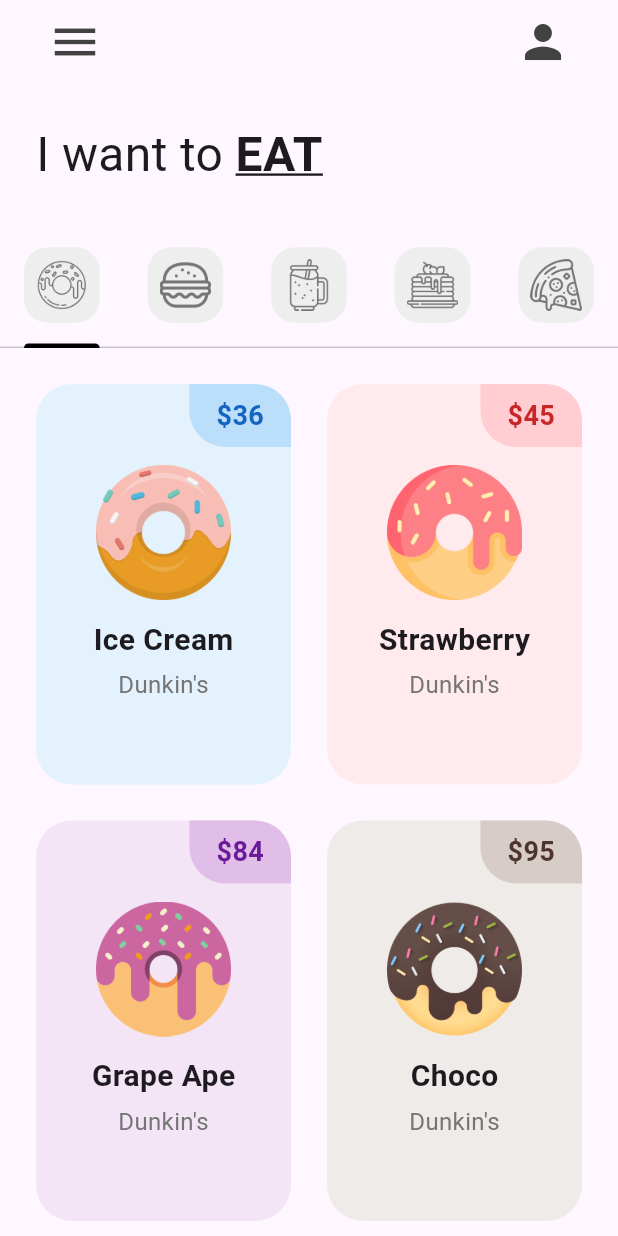
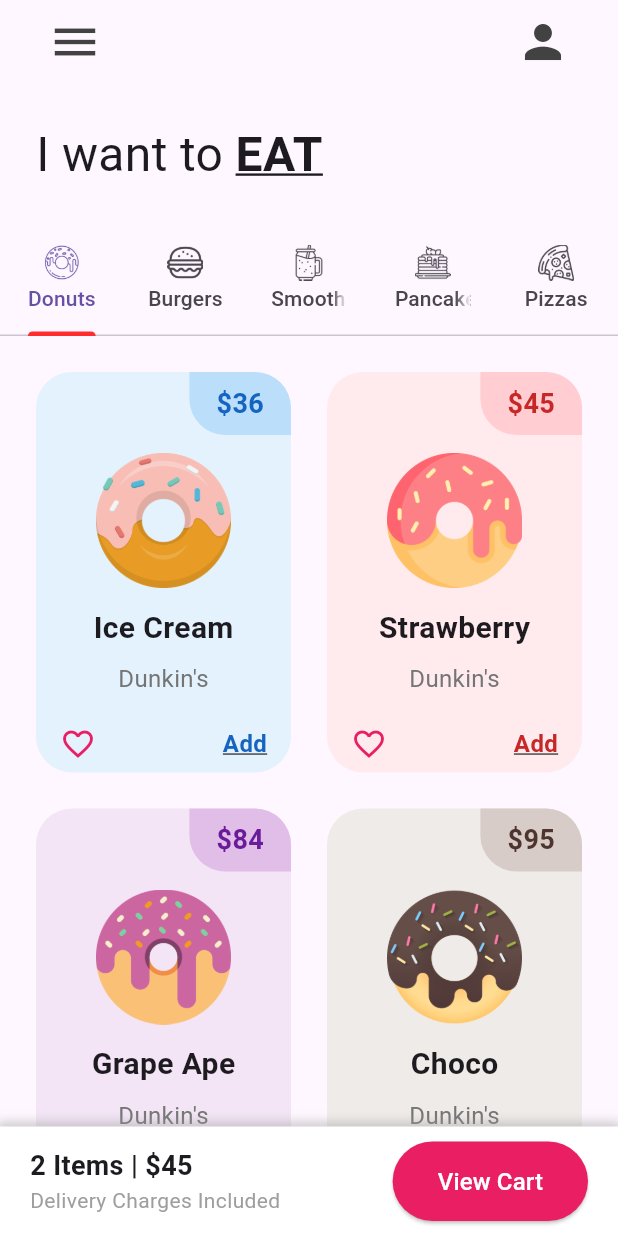
Before and after one commit to Luisasio/reto1_donut_app_luis_ake, a Flutter app: the screen it shows after launch, on a phone screen of 412 x 824 dp. Run offline on Flutter 3.47's test engine with Material 3 defaults, Android fonts, the light colour scheme and no system bars.

Commit message:
cierre_practica1

```diff
--- a/lib/main.dart
+++ b/lib/main.dart
@@ -4,6 +4,7 @@
 
 void main() {
   runApp(const MainApp());
+
 }
 
 class MainApp extends StatelessWidget {
@@ -12,8 +13,9 @@
   @override
   Widget build(BuildContext context) {
     return  MaterialApp(
+      debugShowCheckedModeBanner: false,
       home: const HomePage(),
-      theme: ThemeData(tabBarTheme: const TabBarTheme(indicatorColor: Colors.black)),
+      theme: ThemeData(tabBarTheme: const TabBarTheme(indicatorColor: Color.fromARGB(255, 255, 46, 46))),
     );
   }
 }
--- a/lib/pages/home_page.dart
+++ b/lib/pages/home_page.dart
@@ -1,5 +1,4 @@
 import 'package:flutter/material.dart';
-import 'package:reto1_donut_app_luis_ake/utils/my_tab.dart';
 
 import '../tab/burger_tab.dart';
 import '../tab/donut_tab.dart';
@@ -15,67 +14,171 @@
 }
 
 class _HomePageState extends State<HomePage> {
+  List<Tab> myTabs = [
+    // Donut tab
+    const Tab(
+      icon: ImageIcon(AssetImage('lib/icons/donut.png')),
+      text: 'Donuts', // Nombre del tab
+    ),
 
-  List<Widget> myTabs = [
-    //donut
-    const MyTab(iconPath: 'lib/icons/donut.png',),
-    //burger tab
-    const MyTab(iconPath: 'lib/icons/burger.png',),
-    //smoothie tab
-    const MyTab(iconPath: 'lib/icons/smoothie.png',),
-    //pancake tab
-    const MyTab(iconPath: 'lib/icons/pancakes.png',),
-    //pizza tab
-    const MyTab(iconPath: 'lib/icons/pizza.png',),
+    // Burger tab
+    const Tab(
+      icon: ImageIcon(AssetImage('lib/icons/burger.png')),
+      text: 'Burgers', // Nombre del tab
+    ),
+
+    // Smoothie tab
+    const Tab(
+      icon: ImageIcon(AssetImage('lib/icons/smoothie.png')),
+      text: 'Smoothies', // Nombre del tab
+    ),
+
+    // Pancake tab
+    const Tab(
+      icon: ImageIcon(AssetImage('lib/icons/pancakes.png')),
+      text: 'Pancakes', // Nombre del tab
+    ),
+
+    // Pizza tab
+    const Tab(
+      icon: ImageIcon(AssetImage('lib/icons/pizza.png')),
+      text: 'Pizzas', // Nombre del tab
+),
 ];
+
   @override
   Widget build(BuildContext context) {
-    return  DefaultTabController(
+    return DefaultTabController(
       length: myTabs.length,
       child: Scaffold(
         appBar: AppBar(
           backgroundColor: Colors.transparent,
           leading: Padding(
             padding: const EdgeInsets.only(left: 24.0),
-            child: IconButton(icon: Icon(Icons.menu, color: Colors.grey[800], size: 36,), onPressed: () { print('boton de menu'); },),
+            child: IconButton(
+              icon: Icon(Icons.menu, color: Colors.grey[800], size: 36),
+              onPressed: () {
+                print('boton de menu');
+              },
             ),
-          actions: [Padding(
-            padding: const EdgeInsets.only(right:24.0),
-            child: IconButton(icon: Icon(Icons.person,color: Colors.grey[800], size: 36,), onPressed: () { print('boton de usuario'); },),
-          )],
           ),
-        body:  Column(children: [
-          //texto I want to eat
+          actions: [
+            Padding(
+              padding: const EdgeInsets.only(right: 24.0),
+              child: IconButton(
+                icon: Icon(Icons.person, color: Colors.grey[800], size: 36),
+                onPressed: () {
+                  print('boton de usuario');
+                },
+              ),
+            ),
+          ],
+        ),
+        body: Column(
+          children: [
+            // Texto "I want to eat"
             const Padding(
-            padding: EdgeInsets.all( 24.0),
+              padding: EdgeInsets.all(24.0),
               child: Row(
                 children: [
-                Text('I want to ',style: TextStyle(fontSize: 32),),
-                Text('EAT',style: TextStyle(
+                  Text('I want to ', style: TextStyle(fontSize: 32)),
+                  Text(
+                    'EAT',
+                    style: TextStyle(
                       fontSize: 32,
                       fontWeight: FontWeight.bold,
-                  decoration: TextDecoration.underline),),
+                      decoration: TextDecoration.underline,
+                    ),
+                  ),
                 ],
               ),
             ),
-          //tap bar
+            // Tab bar
             TabBar(tabs: myTabs),
-          //tap bar view
-          Expanded(child: TabBarView(children: [
-            //Donut
+            // Tab bar view
+            Expanded(
+              child: TabBarView(
+                children: [
+                  // Donut
                   DonutTab(),
-            //Burger tab
+                  // Burger tab
                   BurgerTab(),
-            //Smoothie tab
+                  // Smoothie tab
                   SmoothieTab(),
-            //Pancake tab
+                  // Pancake tab
                   PancakeTab(),
-            //Pizza tab
+                  // Pizza tab
                   PizzaTab(),
-          ]),)
-          //Carrito
-        ],),
+                ],
+              ),
+            ),
+            // Carrito
+            Container(
+              padding: const EdgeInsets.symmetric(horizontal: 20, vertical: 10),
+              decoration: BoxDecoration(
+                color: Colors.white,
+                boxShadow: [
+                  BoxShadow(
+                    color: Colors.grey.withOpacity(0.5),
+                    spreadRadius: 2,
+                    blurRadius: 5,
+                    offset: const Offset(0, -1), // Sombra hacia arriba
+                  ),
+                ],
+              ),
+              child: Row(
+                mainAxisAlignment: MainAxisAlignment.spaceBetween,
+                children: [
+                  const Column(
+                    crossAxisAlignment: CrossAxisAlignment.start,
+                    children: [
+                      Text(
+                        '2 Items | \$45',
+                        style: TextStyle(
+                          fontSize: 18,
+                          fontWeight: FontWeight.bold,
+                        ),
+                      ),
+                      Text(
+                        'Delivery Charges Included',
+                        style: TextStyle(
+                          color: Colors.grey,
+                        ),
+                      ),
+                    ],
+                  ),
+                  ElevatedButton(
+                    onPressed: () {
+                      // Acción del botón View Cart
+                      print('Ver carrito');
+                    },
+                    style: ElevatedButton.styleFrom(
+                      backgroundColor: Colors.pink, // Color del botón
+                      padding: const EdgeInsets.symmetric(horizontal: 30, vertical: 15),
+                    ),
+                    child: const Text(
+                      'View Cart',
+                      style: TextStyle(
+                        color: Colors.white,
+                        fontSize: 16,
+                      ),
+                    ),
+                  ),
+                ],
+              ),
+            ),
+          ],
+        ),
       ),
     );
   }
 }
+
+void main() {
+  runApp(
+    const MaterialApp(
+      debugShowCheckedModeBanner: false,
+      home: HomePage(),
+    ),
+  );
+}
--- a/lib/tab/donut_tab.dart
+++ b/lib/tab/donut_tab.dart
@@ -7,6 +7,10 @@
   //List of donuts
   final List donutsOnSale =[
     // [donutFlavor, donutPrice,donutColor, imageName]
+    ["Ice Cream", "36", Colors.blue,"lib/images/icecream_donut.png"],
+    ["Strawberry", "45", Colors.red,"lib/images/strawberry_donut.png"],
+    ["Grape Ape", "84", Colors.purple,"lib/images/grape_donut.png"],
+    ["Choco", "95", Colors.brown,"lib/images/chocolate_donut.png"],
     ["Ice Cream", "36", Colors.blue,"lib/images/icecream_donut.png"],
     ["Strawberry", "45", Colors.red,"lib/images/strawberry_donut.png"],
     ["Grape Ape", "84", Colors.purple,"lib/images/grape_donut.png"],
--- a/lib/utils/donut_tile.dart
+++ b/lib/utils/donut_tile.dart
@@ -68,6 +68,9 @@
                 ),
               ),
             ),
+            const SizedBox(
+              height: 4, // Un espacio en blanco
+            ),
             // Texto "Dunkin's" debajo del sabor
             Padding(
               padding: const EdgeInsets.only(bottom: 12), // Opcionalmente agrega espacio extra si deseas
@@ -79,6 +82,29 @@
                 ),
               ),
             ),
+            // Ícono de corazón y botón "Add"
+            Padding(
+              padding: const EdgeInsets.symmetric(horizontal: 16, vertical: 8), // Espacio a los lados
+              child: Row(
+                mainAxisAlignment: MainAxisAlignment.spaceBetween,
+                children: [
+                  const Icon(
+                    Icons.favorite_border,
+                    size: 24,
+                    color: Colors.pink, // Color opcional
+                  ),
+                  Text(
+                    'Add',
+                    style: TextStyle(
+                      fontSize: 16,
+                      fontWeight: FontWeight.bold,
+                      color: donutColor[800],
+                      decoration: TextDecoration.underline, // Subrayado en el texto
+                    ),
+                  ),
+                ],
+              ),
+            ),
           ],
         ),
       ),
--- a/lib/utils/my_tab.dart
+++ b/lib/utils/my_tab.dart
@@ -3,7 +3,7 @@
 class MyTab extends StatelessWidget {
 
   final String iconPath;
-  const MyTab({super.key, required this.iconPath});
+  const MyTab({super.key, required this.iconPath, required String label});
 
   @override
   Widget build(BuildContext context) {
```
Lines whose indentation alone changed are shown as unchanged.
